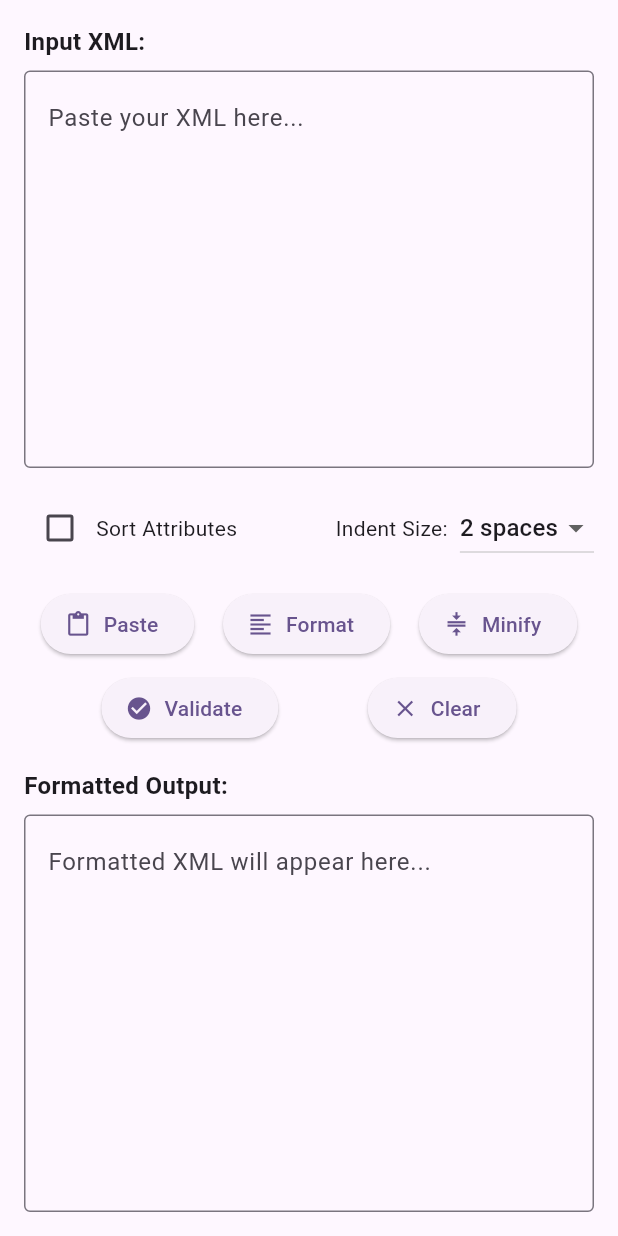
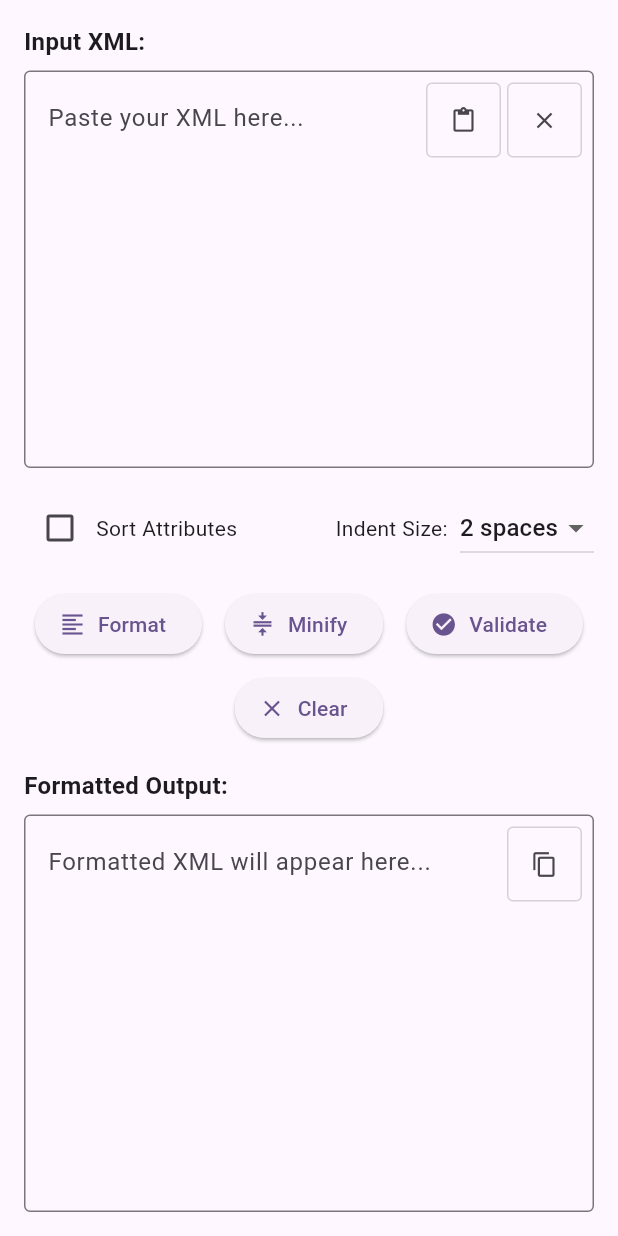
Before and after one commit to sutanto1010/devtools, a Flutter app: the XmlFormatterScreen screen opened directly, on a phone screen of 412 x 824 dp. Run offline on Flutter 3.47's test engine with Material 3 defaults, Android fonts, the phone set to English and light mode, and no system bars; our stand-ins replace file_picker, package_info_plus, sqflite, webview_flutter, yaml; missing offline and left inert: encrypt, network_tools, openpgp, pro_image_editor, screen_capturer, super_clipboard and 3 more; accounts and stored records are empty.

Commit message:
feat(xml-formatter): add paste and clear buttons to input field and copy button to output field
Add floating action buttons for better UX:
- Paste and clear buttons for input field
- Copy button for output field
Remove redundant paste button from action row

```diff
--- a/lib/screens/xml_formatter_screen.dart
+++ b/lib/screens/xml_formatter_screen.dart
@@ -283,7 +283,9 @@ class _XmlFormatterScreenState extends State<XmlFormatterScreen> {
             const SizedBox(height: 8),
             Expanded(
               flex: 2,
-              child: TextField(
+              child: Stack(
+                children: [
+                  TextField(
                     controller: _inputController,
                     maxLines: null,
                     expands: true,
@@ -292,6 +294,68 @@ class _XmlFormatterScreenState extends State<XmlFormatterScreen> {
                       hintText: 'Paste your XML here...',
                     ),
                     textAlignVertical: TextAlignVertical.top,
+                  ),
+                  Positioned(
+                    top: 8,
+                    right: 8,
+                    child: Row(
+                      mainAxisSize: MainAxisSize.min,
+                      children: [
+                        Tooltip(
+                          message: 'Paste from clipboard',
+                          child: Container(
+                            decoration: BoxDecoration(
+                              color: Theme.of(context).colorScheme.surface.withOpacity(0.9),
+                              borderRadius: BorderRadius.circular(4),
+                              border: Border.all(
+                                color: Theme.of(context).colorScheme.outline.withOpacity(0.3),
+                              ),
+                            ),
+                            child: IconButton(
+                              onPressed: _pasteFromClipboard,
+                              icon: const Icon(Icons.content_paste, size: 18),
+                              iconSize: 18,
+                              constraints: const BoxConstraints(
+                                minWidth: 32,
+                                minHeight: 32,
+                              ),
+                              padding: const EdgeInsets.all(4),
+                            ),
+                          ),
+                        ),
+                        const SizedBox(width: 4),
+                        Tooltip(
+                          message: 'Clear input',
+                          child: Container(
+                            decoration: BoxDecoration(
+                              color: Theme.of(context).colorScheme.surface.withOpacity(0.9),
+                              borderRadius: BorderRadius.circular(4),
+                              border: Border.all(
+                                color: Theme.of(context).colorScheme.outline.withOpacity(0.3),
+                              ),
+                            ),
+                            child: IconButton(
+                              onPressed: () {
+                                setState(() {
+                                  _inputController.clear();
+                                  _errorMessage = '';
+                                  _successMessage = '';
+                                });
+                              },
+                              icon: const Icon(Icons.clear, size: 18),
+                              iconSize: 18,
+                              constraints: const BoxConstraints(
+                                minWidth: 32,
+                                minHeight: 32,
+                              ),
+                              padding: const EdgeInsets.all(4),
+                            ),
+                          ),
+                        ),
+                      ],
+                    ),
+                  ),
+                ],
               ),
             ),
             const SizedBox(height: 16),
@@ -342,11 +406,6 @@ class _XmlFormatterScreenState extends State<XmlFormatterScreen> {
               runSpacing: 8,
               alignment: WrapAlignment.spaceEvenly,
               children: [
-                ElevatedButton.icon(
-                  onPressed: _pasteFromClipboard,
-                  icon: const Icon(Icons.content_paste),
-                  label: const Text('Paste'),
-                ),
                 ElevatedButton.icon(
                   onPressed: _formatXml,
                   icon: const Icon(Icons.format_align_left),
@@ -425,7 +484,9 @@ class _XmlFormatterScreenState extends State<XmlFormatterScreen> {
             const SizedBox(height: 8),
             Expanded(
               flex: 2,
-              child: TextField(
+              child: Stack(
+                children: [
+                  TextField(
                     controller: _outputController,
                     maxLines: null,
                     expands: true,
@@ -435,6 +496,34 @@ class _XmlFormatterScreenState extends State<XmlFormatterScreen> {
                       hintText: 'Formatted XML will appear here...',
                     ),
                     textAlignVertical: TextAlignVertical.top,
+                  ),
+                  Positioned(
+                    top: 8,
+                    right: 8,
+                    child: Tooltip(
+                      message: 'Copy to clipboard',
+                      child: Container(
+                        decoration: BoxDecoration(
+                          color: Theme.of(context).colorScheme.surface.withOpacity(0.9),
+                          borderRadius: BorderRadius.circular(4),
+                          border: Border.all(
+                            color: Theme.of(context).colorScheme.outline.withOpacity(0.3),
+                          ),
+                        ),
+                        child: IconButton(
+                          onPressed: _copyOutput,
+                          icon: const Icon(Icons.content_copy, size: 18),
+                          iconSize: 18,
+                          constraints: const BoxConstraints(
+                            minWidth: 32,
+                            minHeight: 32,
+                          ),
+                          padding: const EdgeInsets.all(4),
+                        ),
+                      ),
+                    ),
+                  ),
+                ],
               ),
             ),
           ],
```
Lines whose indentation alone changed are shown as unchanged.
